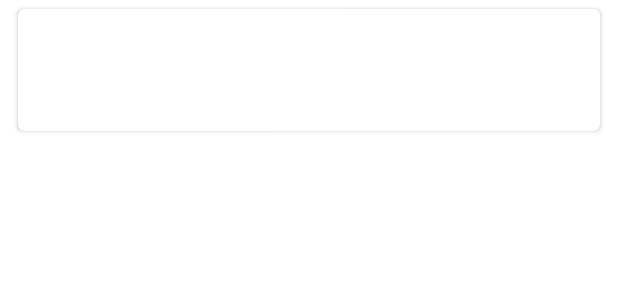
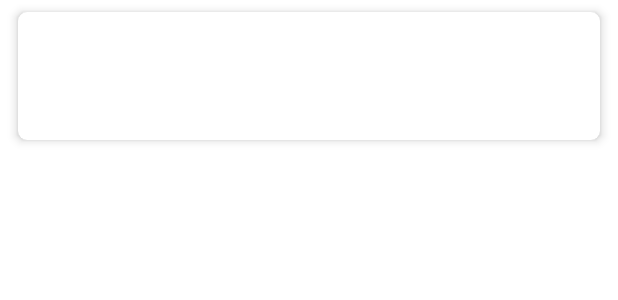
Before and after one commit to IllidanStormrage1/simpleNotesKt, an Android app: the layout note_item.xml on its own in the app's theme, with its tools: preview values and no code run, on a phone screen of 412 x 824 dp. Shown: the top 300 px of the screen. Run offline under Robolectric (Android 15) with nearby library versions, the phone set to English and light mode, and no system bars.

Commit message:
some fix

```diff
--- a/app/src/main/java/com/example/simplenotes/data/Interactor.kt
+++ b/app/src/main/java/com/example/simplenotes/data/Interactor.kt
@@ -2,6 +2,8 @@ package com.example.simplenotes.data
 
 import android.content.ContentValues
 import com.example.simplenotes.SimpleNotes
+import com.example.simplenotes.data.base.NoteReaderContract
+import com.example.simplenotes.data.base.ReaderDbHelper
 import com.example.simplenotes.domain.entity.NoteItem
 import kotlinx.coroutines.CoroutineScope
 import kotlinx.coroutines.Dispatchers
@@ -11,7 +13,8 @@ import java.util.*
 
 class Interactor {
 
-    private val dbHelper: ReaderDbHelper = ReaderDbHelper(SimpleNotes.instance.applicationContext)
+    private val dbHelper: ReaderDbHelper =
+        ReaderDbHelper(SimpleNotes.instance.applicationContext)
 
     fun createDataInBase(item: NoteItem) =
         CoroutineScope(Dispatchers.IO).launch {
--- a/app/src/main/java/com/example/simplenotes/data/NoteReaderContract.kt
+++ b/app/src/main/java/com/example/simplenotes/data/base/NoteReaderContract.kt
@@ -1,4 +1,4 @@
-package com.example.simplenotes.data
+package com.example.simplenotes.data.base
 
 import android.provider.BaseColumns
 
--- a/app/src/main/java/com/example/simplenotes/domain/model/MainModel.kt
+++ b/app/src/main/java/com/example/simplenotes/domain/model/MainModel.kt
@@ -8,7 +8,7 @@ import java.util.*
 
 object MainModel {
 
-    lateinit var adapter: DataAdapter
+    lateinit var adapter: DataAdapter // todo удалить это нахер
     private val interactor = Interactor()
     private val bufferedItems: Stack<NoteItem> = Stack()
 
--- a/app/src/main/res/layout/note_item.xml
+++ b/app/src/main/res/layout/note_item.xml
@@ -4,13 +4,16 @@
     android:layout_width="match_parent"
     android:layout_height="wrap_content"
     android:layout_marginStart="12dp"
-    android:layout_marginTop="6dp"
+    android:layout_marginTop="8dp"
     android:layout_marginEnd="12dp"
-    android:layout_marginBottom="6dp"
+    android:layout_marginBottom="8dp"
+    android:clickable="true"
+    android:focusable="true"
+    android:foreground="?android:attr/selectableItemBackground"
     app:cardBackgroundColor="?attr/myBackgroundCardColor"
-    app:cardCornerRadius="4dp"
-    app:cardElevation="@dimen/cardview_default_elevation"
-    app:contentPadding="10dp">
+    app:cardCornerRadius="6dp"
+    app:cardElevation="4dp"
+    app:contentPadding="12dp">
 
     <LinearLayout
         android:layout_width="match_parent"
```
Also changed, not shown: app/src/main/java/com/example/simplenotes/data/base/ReaderDbHelper.kt (renamed from app/src/main/java/com/example/simplenotes/data/ReaderDbHelper.kt, +10 -7 lines).
